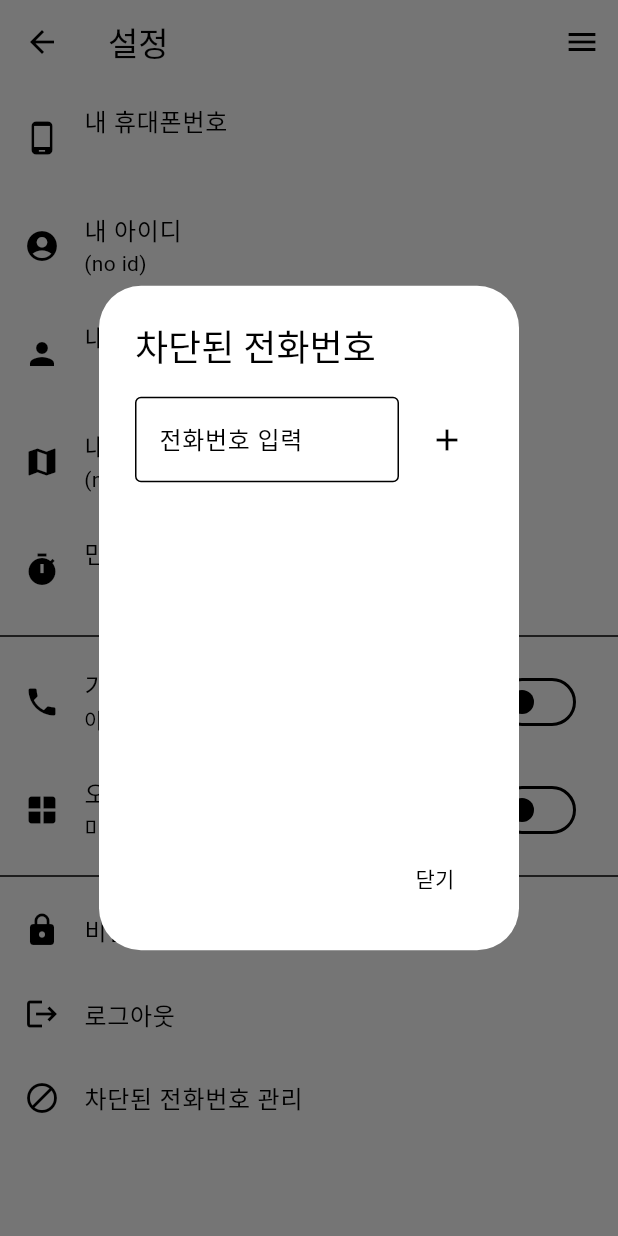
After one commit to phyuzion/jumo, a Flutter app: the SettingsScreen screen opened by its route, after a tap on "차단된 전화번호 관리", on a phone screen of 412 x 824 dp. The commit adds this screen. Run offline on Flutter 3.47's test engine with Material 3 defaults, Android fonts, the phone set to English and light mode, and no system bars; our stand-ins replace event_bus, flutter_contacts, flutter_local_notifications, flutter_slidable, get_storage, graphql_flutter and 1 more; missing offline and left inert: app_installer, call_e_log, flutter_background_service, flutter_overlay_window, flutter_quill, flutter_quill_extensions and 2 more; accounts and stored records are empty; network calls fail; project files that could hold a hidden picture were left out.

Commit message:
Add call block

```diff
--- a/mobile/mobile/lib/controllers/navigation_controller.dart
+++ b/mobile/mobile/lib/controllers/navigation_controller.dart
@@ -1,15 +1,27 @@
+import 'dart:developer';
+
 import 'package:flutter/material.dart';
 import 'package:mobile/services/native_methods.dart';
+import 'package:mobile/services/blocked_numbers_service.dart';
 
 class NavigationController {
   static final navKey = GlobalKey<NavigatorState>();
+  static final _blockedNumbersService = BlockedNumbersService();
 
   static Future<void> init() async {
     // 네이티브 -> Flutter 이벤트 핸들러
     NativeMethods.setMethodCallHandler((call) async {
       switch (call.method) {
         case 'onIncomingNumber':
-          goToIncoming(call.arguments as String);
+          final number = call.arguments as String;
+          // 차단된 번호인지 확인
+          if (_blockedNumbersService.isNumberBlocked(number)) {
+            // 차단된 번호면 전화 거절
+            log('차단된 번호: $number');
+            await NativeMethods.rejectCall();
+            return;
+          }
+          goToIncoming(number);
           break;
         case 'onCall':
           final map = call.arguments as Map?; // or Map<String,dynamic>
--- /dev/null
+++ b/mobile/mobile/lib/models/blocked_number.dart
@@ -0,0 +1,17 @@
+class BlockedNumber {
+  final String number;
+  final DateTime blockedAt;
+
+  BlockedNumber({required this.number, required this.blockedAt});
+
+  Map<String, dynamic> toJson() {
+    return {'number': number, 'blockedAt': blockedAt.toIso8601String()};
+  }
+
+  factory BlockedNumber.fromJson(Map<String, dynamic> json) {
+    return BlockedNumber(
+      number: json['number'],
+      blockedAt: DateTime.parse(json['blockedAt']),
+    );
+  }
+}
--- a/mobile/mobile/lib/screens/edit_contact_screen.dart
+++ b/mobile/mobile/lib/screens/edit_contact_screen.dart
@@ -144,6 +144,7 @@ class _EditContactScreenState extends State<EditContactScreen> {
           Contact()
             ..name.last = ''
             ..name.first = name
+            ..displayName = name
             ..phones = [Phone(phone)];
       final inserted = await c.insert();
       return inserted.id;
--- a/mobile/mobile/lib/screens/settings_screen.dart
+++ b/mobile/mobile/lib/screens/settings_screen.dart
@@ -7,6 +7,7 @@ import 'package:mobile/graphql/user_api.dart';
 import 'package:mobile/services/native_default_dialer_methods.dart';
 import 'package:mobile/utils/constants.dart';
 import 'package:mobile/widgets/dropdown_menus_widet.dart'; // formatDateString
+import 'package:mobile/widgets/blocked_numbers_dialog.dart';
 
 class SettingsScreen extends StatefulWidget {
   const SettingsScreen({Key? key}) : super(key: key);
@@ -307,6 +308,17 @@ class _SettingsScreenState extends State<SettingsScreen>
             title: const Text('로그아웃'),
             onTap: GraphQLClientManager.logout,
           ),
+
+          ListTile(
+            leading: const Icon(Icons.block),
+            title: const Text('차단된 전화번호 관리'),
+            onTap: () {
+              showDialog(
+                context: context,
+                builder: (context) => const BlockedNumbersDialog(),
+              );
+            },
+          ),
         ],
       ),
     );
--- /dev/null
+++ b/mobile/mobile/lib/services/blocked_numbers_service.dart
@@ -0,0 +1,35 @@
+import 'package:get_storage/get_storage.dart';
+import '../models/blocked_number.dart';
+
+class BlockedNumbersService {
+  static const String _storageKey = 'blocked_numbers';
+  final _storage = GetStorage();
+
+  List<BlockedNumber> getBlockedNumbers() {
+    final List<dynamic> jsonList = _storage.read(_storageKey) ?? [];
+    return jsonList.map((json) => BlockedNumber.fromJson(json)).toList();
+  }
+
+  Future<void> addBlockedNumber(String number) async {
+    final blockedNumbers = getBlockedNumbers();
+    blockedNumbers.add(
+      BlockedNumber(number: number, blockedAt: DateTime.now()),
+    );
+    await _saveBlockedNumbers(blockedNumbers);
+  }
+
+  Future<void> removeBlockedNumber(String number) async {
+    final blockedNumbers = getBlockedNumbers();
+    blockedNumbers.removeWhere((blocked) => blocked.number == number);
+    await _saveBlockedNumbers(blockedNumbers);
+  }
+
+  Future<void> _saveBlockedNumbers(List<BlockedNumber> numbers) async {
+    final jsonList = numbers.map((number) => number.toJson()).toList();
+    await _storage.write(_storageKey, jsonList);
+  }
+
+  bool isNumberBlocked(String number) {
+    return getBlockedNumbers().any((blocked) => blocked.number == number);
+  }
+}
--- /dev/null
+++ b/mobile/mobile/lib/widgets/blocked_numbers_dialog.dart
@@ -0,0 +1,101 @@
+import 'package:flutter/material.dart';
+import '../models/blocked_number.dart';
+import '../services/blocked_numbers_service.dart';
+
+class BlockedNumbersDialog extends StatefulWidget {
+  const BlockedNumbersDialog({Key? key}) : super(key: key);
+
+  @override
+  State<BlockedNumbersDialog> createState() => _BlockedNumbersDialogState();
+}
+
+class _BlockedNumbersDialogState extends State<BlockedNumbersDialog> {
+  final _blockedNumbersService = BlockedNumbersService();
+  final _numberController = TextEditingController();
+  List<BlockedNumber> _blockedNumbers = [];
+
+  @override
+  void initState() {
+    super.initState();
+    _loadBlockedNumbers();
+  }
+
+  void _loadBlockedNumbers() {
+    setState(() {
+      _blockedNumbers = _blockedNumbersService.getBlockedNumbers();
+    });
+  }
+
+  Future<void> _addNumber() async {
+    if (_numberController.text.isEmpty) return;
+
+    await _blockedNumbersService.addBlockedNumber(_numberController.text);
+    _numberController.clear();
+    _loadBlockedNumbers();
+  }
+
+  Future<void> _removeNumber(String number) async {
+    await _blockedNumbersService.removeBlockedNumber(number);
+    _loadBlockedNumbers();
+  }
+
+  @override
+  Widget build(BuildContext context) {
+    return AlertDialog(
+      title: const Text('차단된 전화번호'),
+      content: Column(
+        mainAxisSize: MainAxisSize.min,
+        children: [
+          Row(
+            children: [
+              Expanded(
+                child: TextField(
+                  controller: _numberController,
+                  decoration: const InputDecoration(
+                    hintText: '전화번호 입력',
+                    border: OutlineInputBorder(),
+                  ),
+                  keyboardType: TextInputType.phone,
+                ),
+              ),
+              const SizedBox(width: 8),
+              IconButton(icon: const Icon(Icons.add), onPressed: _addNumber),
+            ],
+          ),
+          const SizedBox(height: 16),
+          SizedBox(
+            height: 200,
+            child: ListView.builder(
+              itemCount: _blockedNumbers.length,
+              itemBuilder: (context, index) {
+                final number = _blockedNumbers[index];
+                return ListTile(
+                  title: Text(number.number),
+                  subtitle: Text(
+                    '차단일: ${number.blockedAt.toString().split(' ')[0]}',
+                  ),
+                  trailing: IconButton(
+                    icon: const Icon(Icons.delete),
+                    onPressed: () => _removeNumber(number.number),
+                  ),
+                );
+              },
+            ),
+          ),
+        ],
+      ),
+      actions: [
+        TextButton(
+          onPressed: () => Navigator.of(context).pop(),
+          child: const Text('닫기'),
+        ),
+      ],
+    );
+  }
+
+  @override
+  void dispose() {
+    _numberController.dispose();
+    super.dispose();
+  }
+}
```
